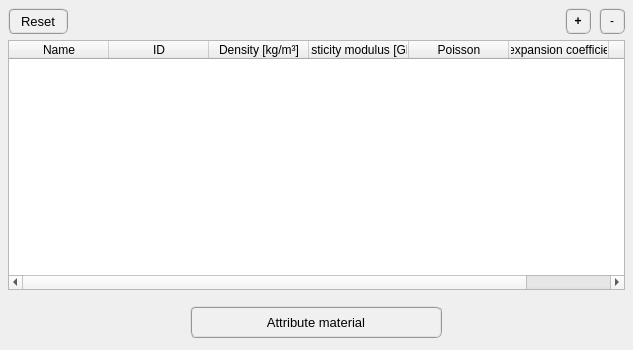
MOPT-UFSC/VIBRA, file vibra/interface/data/ui_files/model/setup/material/material_input_widget.ui: the form before one commit.
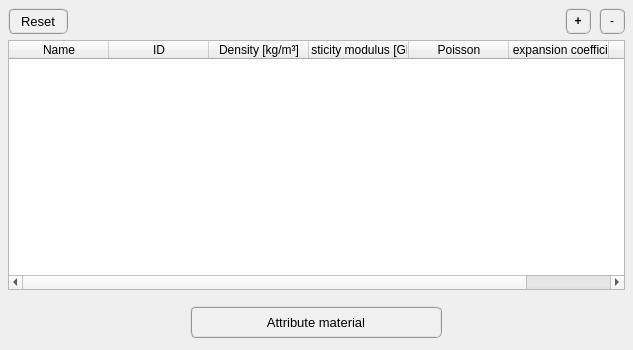
The form after the commit.

```diff
--- a/vibra/interface/data/ui_files/model/setup/material/material_input_widget.ui
+++ b/vibra/interface/data/ui_files/model/setup/material/material_input_widget.ui
@@ -157,7 +157,7 @@
         </column>
         <column>
          <property name="text">
-          <string>Thermal expansion coefficient [J/mK]</string>
+          <string>Thermal expansion coefficient [1/K]</string>
          </property>
         </column>
         <column>
```
Left out of the diff: 2 changed lines with no effect on the pictures.
